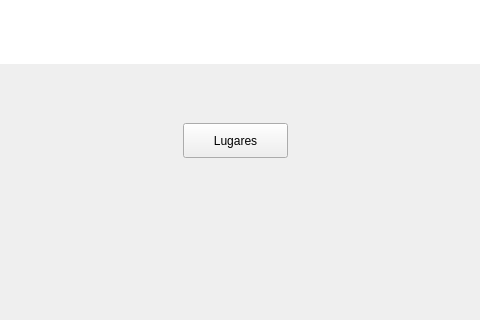
eriklemy/Detetive, file ui/seventhwindow.ui: the form before one commit; both pictures show x 397 to 877 and y 327 to 647 of the 1366 by 768 pixel window.
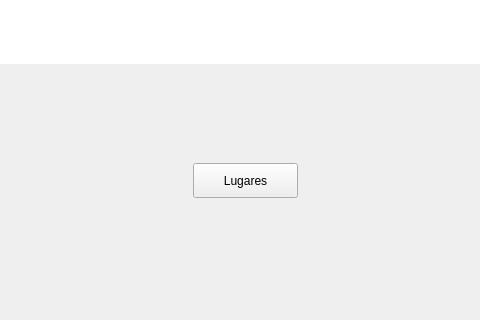
The form after the commit.

Diff of the .ui file:
```diff
--- a/ui/seventhwindow.ui
+++ b/ui/seventhwindow.ui
@@ -75,8 +75,8 @@
    <widget class="QPushButton" name="pushContinueButton">
     <property name="geometry">
      <rect>
-      <x>580</x>
-      <y>450</y>
+      <x>590</x>
+      <y>490</y>
       <width>105</width>
       <height>35</height>
      </rect>
```
